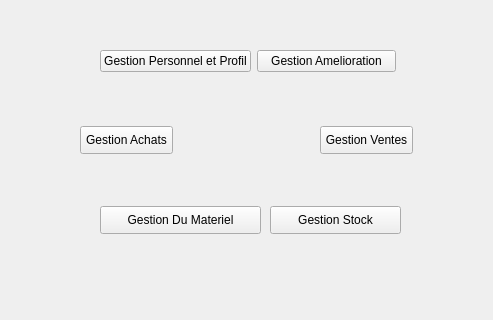
The window that Smart-Factory-2A1/smart_factory_2a1.ui (KhalilSRIDI/Smart_Factory_2A1) describes before a commit, drawn with Qt 5; both pictures show x 120 to 613 and y 134 to 454 of the 1280 by 851 pixel window.
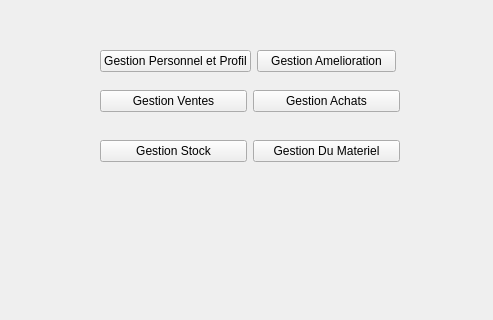
The same window after the commit. The open tabs and pages were chosen to show the change. Icons and pictures are not drawn.

What changed in the file:
```diff
--- a/Smart-Factory-2A1/smart_factory_2a1.ui
+++ b/Smart-Factory-2A1/smart_factory_2a1.ui
@@ -168,58 +168,6 @@
        <string>Options</string>
       </property>
      </widget>
-     <widget class="QPushButton" name="pushButton_5">
-      <property name="geometry">
-       <rect>
-        <x>170</x>
-        <y>250</y>
-        <width>93</width>
-        <height>28</height>
-       </rect>
-      </property>
-      <property name="text">
-       <string>Gestion Achats</string>
-      </property>
-     </widget>
-     <widget class="QPushButton" name="pushButton_6">
-      <property name="geometry">
-       <rect>
-        <x>410</x>
-        <y>250</y>
-        <width>93</width>
-        <height>28</height>
-       </rect>
-      </property>
-      <property name="text">
-       <string>Gestion Ventes</string>
-      </property>
-     </widget>
-     <widget class="QPushButton" name="pushButton_gestion_materiel">
-      <property name="geometry">
-       <rect>
-        <x>190</x>
-        <y>330</y>
-        <width>161</width>
-        <height>28</height>
-       </rect>
-      </property>
-      <property name="text">
-       <string>Gestion Du Materiel</string>
-      </property>
-     </widget>
-     <widget class="QPushButton" name="pushButton_8">
-      <property name="geometry">
-       <rect>
-        <x>360</x>
-        <y>330</y>
-        <width>131</width>
-        <height>28</height>
-       </rect>
-      </property>
-      <property name="text">
-       <string>Gestion Stock</string>
-      </property>
-     </widget>
      <widget class="QWidget" name="layoutWidget">
       <property name="geometry">
        <rect>
@@ -246,6 +194,58 @@
        </item>
       </layout>
      </widget>
+     <widget class="QWidget" name="horizontalLayoutWidget">
+      <property name="geometry">
+       <rect>
+        <x>190</x>
+        <y>210</y>
+        <width>300</width>
+        <height>30</height>
+       </rect>
+      </property>
+      <layout class="QHBoxLayout" name="horizontalLayout_57">
+       <item>
+        <widget class="QPushButton" name="pushButton_6">
+         <property name="text">
+          <string>Gestion Ventes</string>
+         </property>
+        </widget>
+       </item>
+       <item>
+        <widget class="QPushButton" name="pushButton_5">
+         <property name="text">
+          <string>Gestion Achats</string>
+         </property>
+        </widget>
+       </item>
+      </layout>
+     </widget>
+     <widget class="QWidget" name="horizontalLayoutWidget_2">
+      <property name="geometry">
+       <rect>
+        <x>190</x>
+        <y>260</y>
+        <width>300</width>
+        <height>30</height>
+       </rect>
+      </property>
+      <layout class="QHBoxLayout" name="horizontalLayout_63">
+       <item>
+        <widget class="QPushButton" name="pushButton_8">
+         <property name="text">
+          <string>Gestion Stock</string>
+         </property>
+        </widget>
+       </item>
+       <item>
+        <widget class="QPushButton" name="pushButton_gestion_materiel">
+         <property name="text">
+          <string>Gestion Du Materiel</string>
+         </property>
+        </widget>
+       </item>
+      </layout>
+     </widget>
     </widget>
     <widget class="QWidget" name="gestionProfilsPers">
      <layout class="QGridLayout" name="gridLayout_2">
```
Left out of the diff: 4 changed lines with no effect on the pictures.
